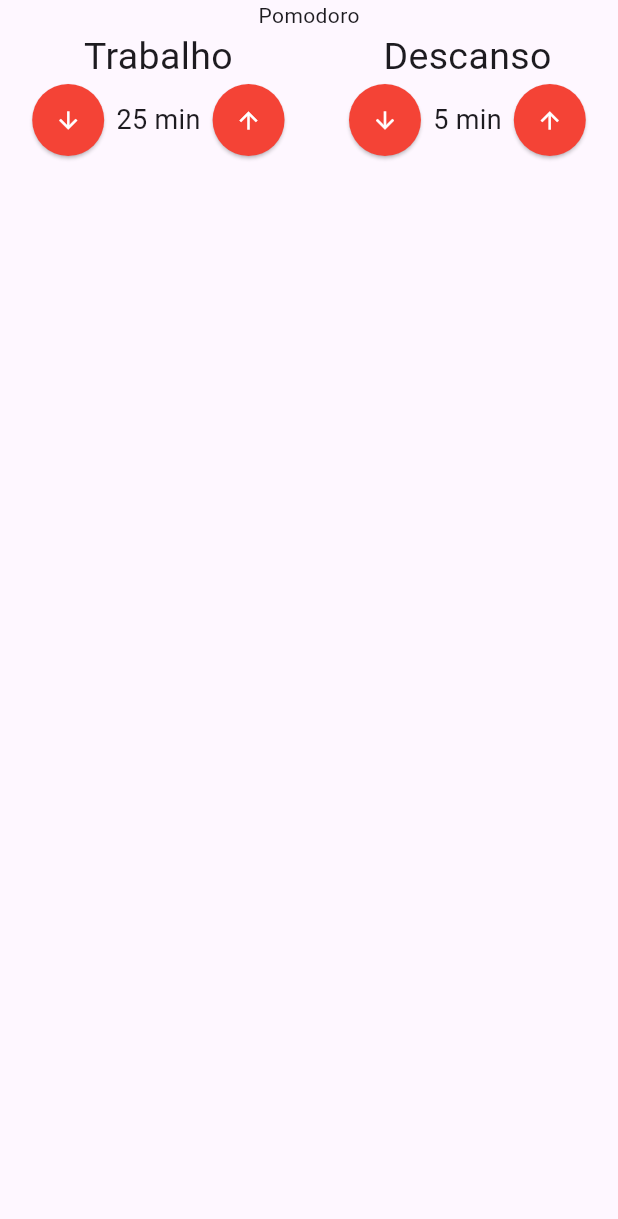
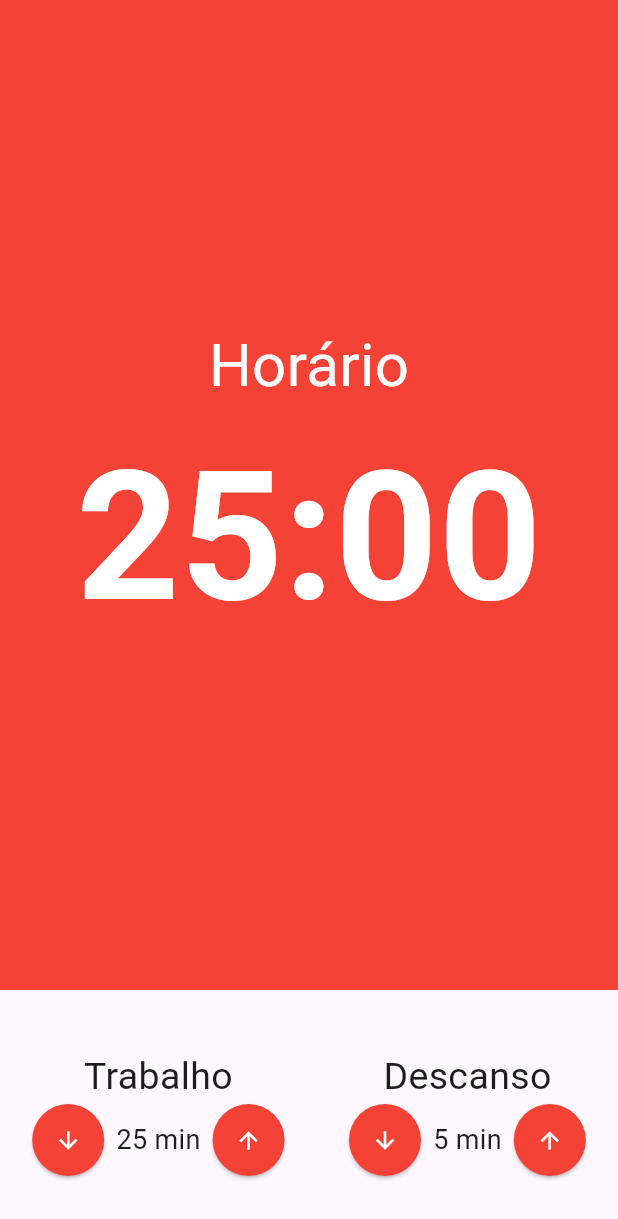
Before and after one commit to maitabom/pomodoro, a Flutter app: the screen it shows after launch, on a phone screen of 412 x 824 dp. Shown: the top 1219 px of the screen. Run offline on Flutter 3.47's test engine with Material 3 defaults, Android fonts, the phone set to English and light mode, and no system bars; our stand-ins replace mobx; generated files the repository leaves out were written again.

Commit message:
adicionar componente Cronometro e ajustar layout da página Pomodoro

```diff
--- /dev/null
+++ b/lib/components/cronometro.dart
@@ -0,0 +1,27 @@
+import 'package:flutter/material.dart';
+
+class Cronometro extends StatelessWidget {
+  const Cronometro({super.key});
+
+  @override
+  Widget build(BuildContext context) {
+    return Container(
+      color: Colors.red,
+      child: Column(
+        crossAxisAlignment: CrossAxisAlignment.center,
+        mainAxisAlignment: MainAxisAlignment.center,
+        children: [
+          Text('Horário', style: TextStyle(fontSize: 40, color: Colors.white)),
+          Text(
+            '25:00',
+            style: TextStyle(
+              fontSize: 120,
+              color: Colors.white,
+              fontWeight: FontWeight.w600,
+            ),
+          ),
+        ],
+      ),
+    );
+  }
+}
--- a/lib/pages/pomodoro.dart
+++ b/lib/pages/pomodoro.dart
@@ -1,4 +1,5 @@
 import 'package:flutter/material.dart';
+import 'package:pomodoro/components/cronometro.dart';
 import 'package:pomodoro/components/entrada_tempo.dart';
 
 class PomodoroPage extends StatelessWidget {
@@ -8,14 +9,18 @@ class PomodoroPage extends StatelessWidget {
   Widget build(BuildContext context) {
     return Scaffold(
       body: Column(
+        crossAxisAlignment: CrossAxisAlignment.stretch,
         children: [
-          Text('Pomodoro'),
-          Row(
-            mainAxisAlignment: MainAxisAlignment.spaceAround,
-            children: [
-              EntradaTempo(titulo: 'Trabalho', valor: 25),
-              EntradaTempo(titulo: 'Descanso', valor: 5),
-            ],
+          Expanded(child: Cronometro()),
+          Padding(
+            padding: const EdgeInsets.symmetric(vertical: 40),
+            child: Row(
+              mainAxisAlignment: MainAxisAlignment.spaceAround,
+              children: [
+                EntradaTempo(titulo: 'Trabalho', valor: 25),
+                EntradaTempo(titulo: 'Descanso', valor: 5),
+              ],
+            ),
           ),
         ],
       ),
```
